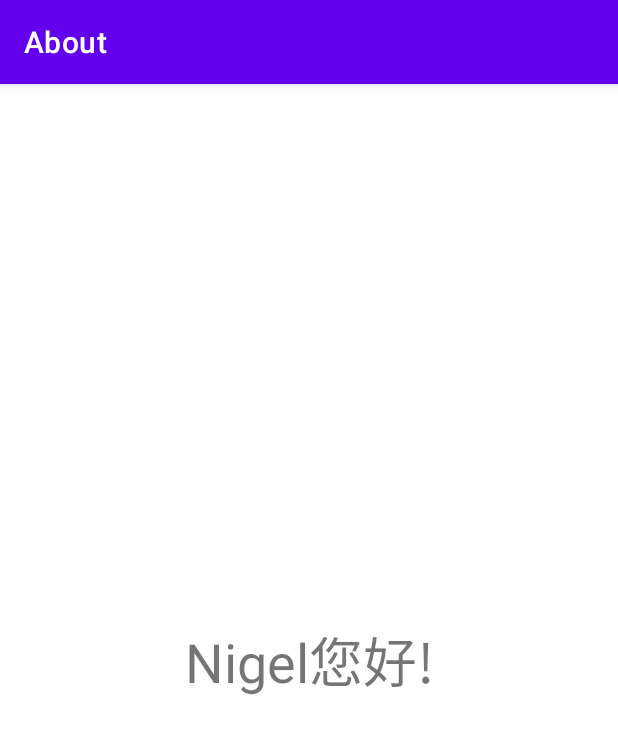
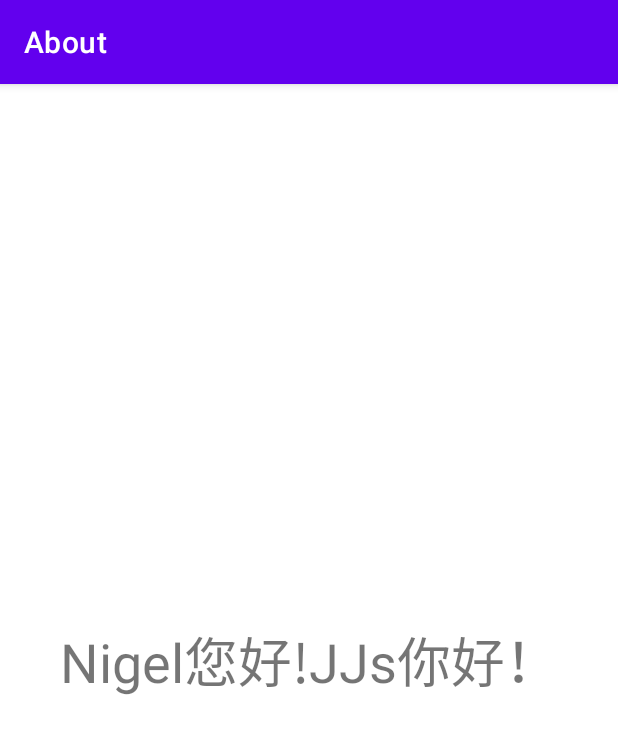
Before and after one commit to tcyang1971/AboutTcyang, an Android app: the screen it shows after launch (MainActivity), after a tap on "Hello World!", on a phone screen of 412 x 824 dp. Shown: the top 734 px of the screen. Run offline under Robolectric (Android 15) with nearby library versions, the phone set to English and light mode, and no system bars.

Commit message:
v.4（顏芷瑩）

```diff
--- a/app/src/main/java/tw/edu/pu/csim/tcyang/about/MainActivity.kt
+++ b/app/src/main/java/tw/edu/pu/csim/tcyang/about/MainActivity.kt
@@ -18,7 +18,7 @@ class MainActivity : AppCompatActivity() {
                 txv.text = "海青班很棒,數媒更是好的方向"
             }
             else{
-                txv.text = "Nigel您好!"
+                txv.text = "Nigel您好!JJs你好！"
             }
         })
     }
```
